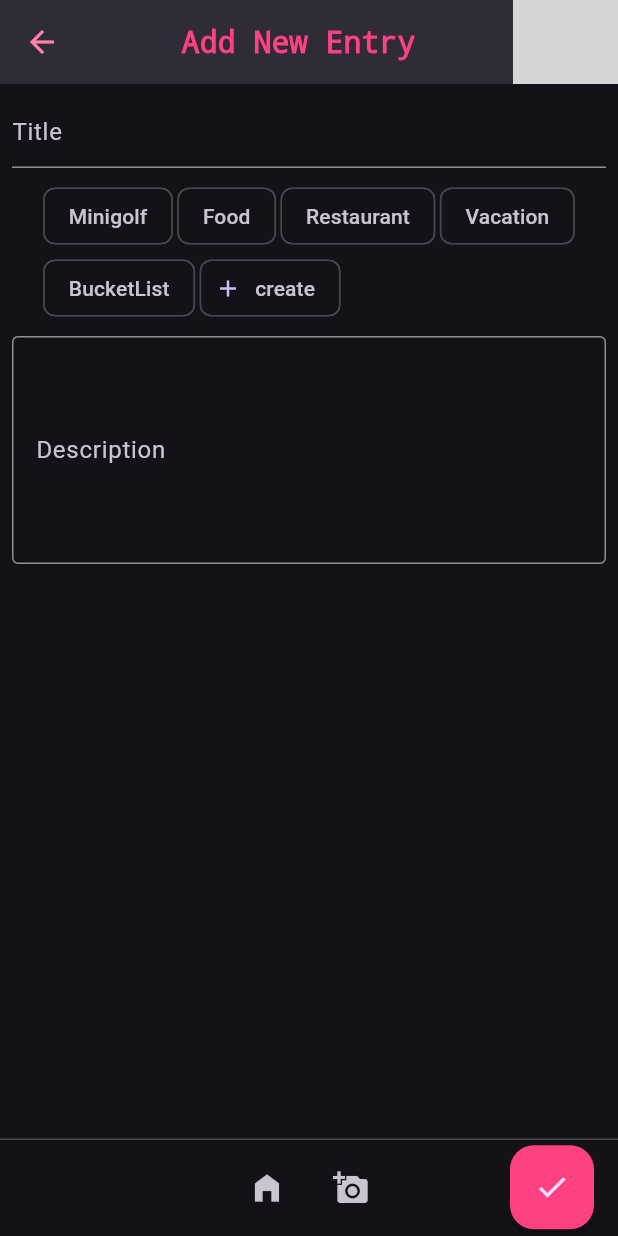
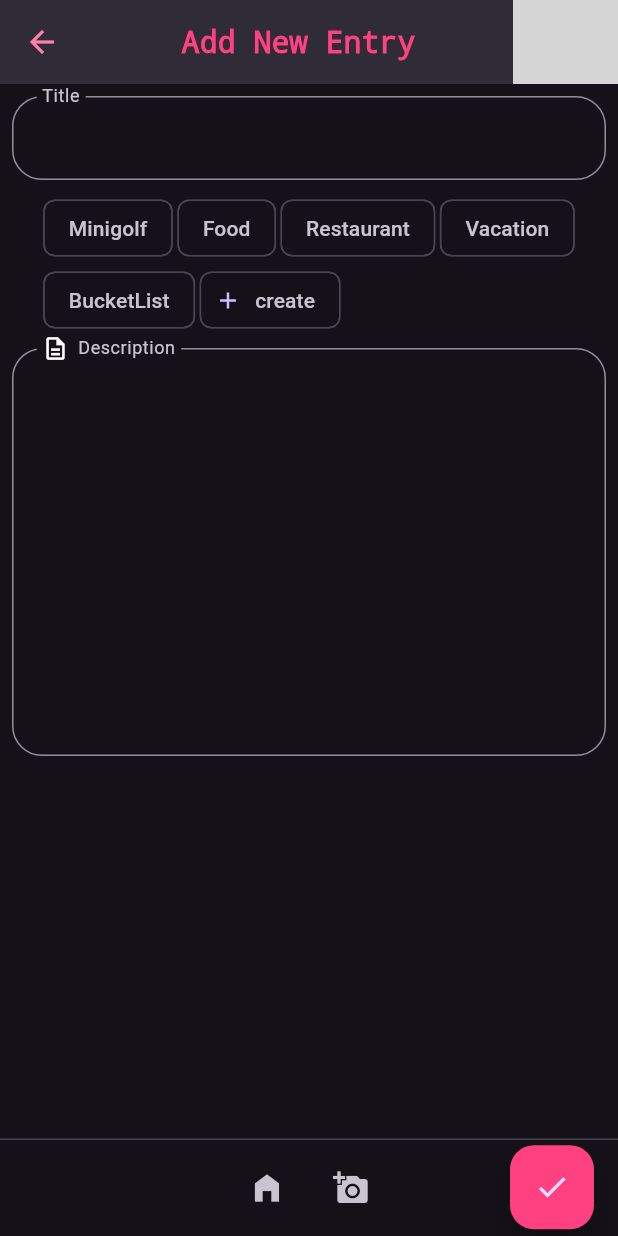
Before and after one commit to Bezes13/remindme, a Flutter app: the screen it shows after launch, after a tap on the "wb sunny" icon, after a tap on the "add" icon, on a phone screen of 412 x 824 dp. Run offline on Flutter 3.47's test engine with Material 3 defaults, Android fonts, the phone set to English and light mode, and no system bars; our stand-ins replace flutter_svg, image_picker, shared_preferences; project files that could hold a hidden picture were left out; grey boxes are pictures that could not be loaded.

Commit message:
creation_page more beautiful

```diff
--- a/lib/creation_page.dart
+++ b/lib/creation_page.dart
@@ -19,7 +19,7 @@ class CreationPage extends StatefulWidget {
 
 class _CreationPageState extends State<CreationPage> {
   final picker = ImagePicker();
-
+  double rating = 0;
   void _showConfirmDialog(
       String title, Widget content, Function confirmAction) {
     showDialog(
@@ -85,6 +85,7 @@ class _CreationPageState extends State<CreationPage> {
     List<String> images = args.images;
     String tag = args.tag;
     bool isNew = args.title == "";
+
     final theme = Theme.of(context);
     final itemStyle = theme.textTheme.displayMedium!;
 
@@ -117,32 +118,82 @@ class _CreationPageState extends State<CreationPage> {
             children: <Widget>[
               Padding(
                 padding: const EdgeInsets.all(8.0),
-                child: TextField(
+                child: TextFormField(
                   controller: TextEditingController(text: newTitle),
                   onChanged: (value) {
                     newTitle = value;
                   },
                   decoration: InputDecoration(
-                    hintText: 'Title',
+                      contentPadding: EdgeInsets.all(16),
+                      isDense: true,
+                      floatingLabelBehavior: FloatingLabelBehavior.always,
+                      border: OutlineInputBorder(borderRadius: BorderRadius.all(Radius.circular(20))),
+                      labelText: "Title"
                   ),
                 ),
               ),
+              /*Row(
+                mainAxisAlignment: MainAxisAlignment.center,
+                children: [
+                  Text("Rating: "),
+                  RatingStars(
+                    axis: Axis.horizontal,
+                    value: rating,
+                    onValueChanged: (v) {
+                      setState(() {
+                        rating = v;
+                      });
+                    },
+                    starCount: 5,
+                    starSize: 20,
+                    valueLabelColor: const Color(0xff9b9b9b),
+                    valueLabelTextStyle: const TextStyle(
+                        color: Colors.white,
+                        fontWeight: FontWeight.w400,
+                        fontStyle: FontStyle.normal,
+                        fontSize: 12.0),
+                    valueLabelRadius: 5,
+                    maxValue: 5,
+                    starSpacing: 2,
+                    maxValueVisibility: false,
+                    valueLabelVisibility: false,
+                    animationDuration: Duration(milliseconds: 1000),
+                    //valueLabelPadding:
+                    //const EdgeInsets.symmetric(vertical: 1, horizontal: 8),
+                    //valueLabelMargin: const EdgeInsets.only(right: 8),
+                    starOffColor: const Color(0xffe7e8ea),
+                    starColor: Colors.yellow,
+                    angle: 12,
+                  ),
+                ],
+              ),*/
               ChipSelection(
                   currentTag: tag,
                   onSelected: (selectedTag) => tag = selectedTag,
                   addUnassigned: false),
               Padding(
                 padding: const EdgeInsets.all(8.0),
-                child: TextField(
+                child: TextFormField(
                   controller: TextEditingController(text: newDescription),
-                  minLines: 5,
-                  maxLines: 20,
+                  maxLines: 10,
                   onChanged: (value) {
                     newDescription = value;
                   },
                   decoration: InputDecoration(
-                    border: OutlineInputBorder(),
-                    labelText: 'Description',
+                    contentPadding: EdgeInsets.all(16),
+                    isDense: true,
+                    floatingLabelBehavior: FloatingLabelBehavior.always,
+                    border: OutlineInputBorder(borderRadius: BorderRadius.all(Radius.circular(20))),
+                    label:  Row(
+                        mainAxisSize: MainAxisSize.min,
+                        children: [
+                          Icon(Icons.description_outlined),
+                          Padding(
+                            padding: const EdgeInsets.only(left:8.0),
+                            child: Text("Description"),
+                          )
+                        ],
+                      )
                   ),
                 ),
               ),
@@ -225,8 +276,8 @@ class _CreationPageState extends State<CreationPage> {
       ],
       floatingActionButton: FloatingActionButton(
         onPressed: () {
-          Navigator.pushNamed(context, "/another",
-              arguments: Entry("", "", [], ""));
+          appState.addNewEntry(args.title, newTitle, newDescription, images, tag, rating.toInt());
+          Navigator.pushNamed(context, "/");
         },
         tooltip: 'Add Entry',
         child: Icon(Icons.check),
--- a/lib/entry.dart
+++ b/lib/entry.dart
@@ -3,15 +3,17 @@ class Entry {
   final String description;
   final List<String> images;
   final String tag;
+  final int rating;
 
-  Entry(this.title, this.description, this.images, this.tag);
+  Entry(this.title, this.description, this.images, this.tag, this.rating);
 
   Entry.fromJson(Map<String, dynamic> json)
       : title = json['title'] as String,
         description = json['description'] as String,
         images = (json['images'] as List<dynamic>).map((e) => e.toString()).toList(),
-        tag = (json['tag']??"" as String);
+        tag = json['tag']??"",
+        rating = json['rating'] as int;
 
   Map<String, dynamic> toJson() =>
-      {'title': title, 'description': description, 'images': images, 'tag': tag};
+      {'title': title, 'description': description, 'images': images, 'tag': tag, 'rating': rating};
 }
--- a/lib/main.dart
+++ b/lib/main.dart
@@ -6,6 +6,7 @@ import 'package:image_picker/image_picker.dart';
 import 'package:remindme/ChipSelection.dart';
 import 'package:remindme/creation_page.dart';
 import 'package:flutter_svg/flutter_svg.dart';
+import 'package:remindme/my_theme.dart';
 
 import 'entry.dart';
 import 'my_app_state.dart';
@@ -43,9 +44,9 @@ class _MyAppState extends State<MyApp> {
         darkTheme: ThemeData.dark().copyWith(
           floatingActionButtonTheme: FloatingActionButtonThemeData(
             backgroundColor: Colors.pinkAccent,
-          ),
+          ), //inputDecorationTheme: MyTheme().theme()
         ),
-        theme: ThemeData(useMaterial3: true, colorScheme: ColorScheme.fromSeed(seedColor: Colors.pinkAccent),),
+        theme: ThemeData(useMaterial3: true, colorScheme: ColorScheme.fromSeed(seedColor: Colors.pinkAccent), inputDecorationTheme: MyTheme().theme()),
         themeMode: _themeMode,
         routes: {
           '/': (context) => MyHomePage(),
@@ -85,11 +86,12 @@ class _EntryListScreenState extends State<_EntryListScreen> {
     WidgetsBinding.instance.addPostFrameCallback((_) {
       Provider.of<MyAppState>(context, listen: false).loadEntries();
     });
-    isDarkMode = Theme.of(context).colorScheme.brightness == Brightness.dark;
+
   }
 
   @override
   Widget build(BuildContext context) {
+    isDarkMode = Theme.of(context).colorScheme.brightness == Brightness.dark;
     final theme = Theme.of(context);
     final itemStyle = theme.textTheme.displayMedium!;
     var appState = Provider.of<MyAppState>(context);
@@ -215,7 +217,7 @@ class _EntryListScreenState extends State<_EntryListScreen> {
       floatingActionButton: FloatingActionButton(
         onPressed: () {
           Navigator.pushNamed(context, "/another",
-              arguments: Entry("", "", [], ""));
+              arguments: Entry("", "", [], "", 0));
         },
         tooltip: 'Add Entry',
         child: Icon(Icons.add),
--- a/lib/my_app_state.dart
+++ b/lib/my_app_state.dart
@@ -45,14 +45,14 @@ class MyAppState extends ChangeNotifier {
   }
 
   void addNewEntry(String? oldTitle, String? newTitle, String? newDescription,
-      List<String> images, String tag) {
+      List<String> images, String tag, int rating) {
     if (newTitle != null) {
       if (oldTitle != null) {
         entries.removeWhere((element) => oldTitle == element.title);
       }
 
-      entries.add(Entry(newTitle, newDescription ?? "", images, tag));
-      entries.sort((a, b) => a.title.compareTo(b.title));
+      entries.add(Entry(newTitle, newDescription ?? "", images, tag, rating));
+      entries.sort((a, b) => a.title.toLowerCase().compareTo(b.title.toLowerCase()));
       filterWithTag();
       saveEntries();
       notifyListeners();
@@ -63,7 +63,7 @@ class MyAppState extends ChangeNotifier {
     entries = entries.map((entry) {
       if (entry.title == title) {
         entry.images.add(imagePath);
-        return Entry(entry.title, entry.description, entry.images, entry.tag);
+        return Entry(entry.title, entry.description, entry.images, entry.tag, entry.rating);
       } else {
         return entry;
       }
@@ -77,7 +77,7 @@ class MyAppState extends ChangeNotifier {
   void addTag(String tag, String title){
     entries = entries.map((entry) {
       if (entry.title == title) {
-        return Entry(entry.title, entry.description, entry.images, tag);
+        return Entry(entry.title, entry.description, entry.images, tag, entry.rating);
       } else {
         return entry;
       }
@@ -121,7 +121,7 @@ class MyAppState extends ChangeNotifier {
     allTags.remove(tag);
     entries.map((entry) {
       if (entry.tag == tag) {
-        return Entry(entry.title, entry.description, entry.images, "");
+        return Entry(entry.title, entry.description, entry.images, "", entry.rating);
       } else {
         return entry;
       }
--- /dev/null
+++ b/lib/my_theme.dart
@@ -0,0 +1,22 @@
+import 'package:flutter/material.dart';
+
+class MyTheme{
+
+  OutlineInputBorder _buildBorder(){
+    return OutlineInputBorder(
+      borderRadius: BorderRadius.all(Radius.circular(20)),
+    );
+  }
+
+  InputDecorationTheme theme() => InputDecorationTheme(
+    contentPadding: EdgeInsets.all(16),
+    isDense: true,
+    floatingLabelBehavior: FloatingLabelBehavior.always,
+    enabledBorder: _buildBorder(),
+    errorBorder: _buildBorder(),
+    focusedBorder: _buildBorder(),
+    focusedErrorBorder: _buildBorder(),
+    disabledBorder: _buildBorder(),
+    border: _buildBorder()
+  );
+}
--- a/pubspec.yaml
+++ b/pubspec.yaml
@@ -20,6 +20,7 @@ dependencies:
   image_picker: ^1.0.7
   flutter_launcher_icons: ^0.13.1
   flutter_svg: ^1.1.6
+  flutter_rating_stars: ^1.1.0
 
 dev_dependencies:
   flutter_test:
```
Also changed, not shown: pubspec.lock.
